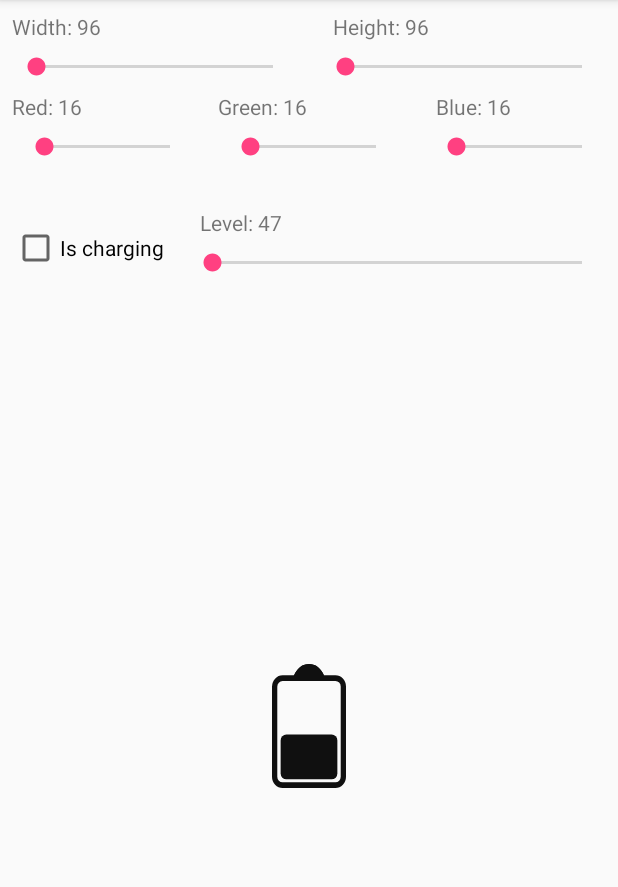
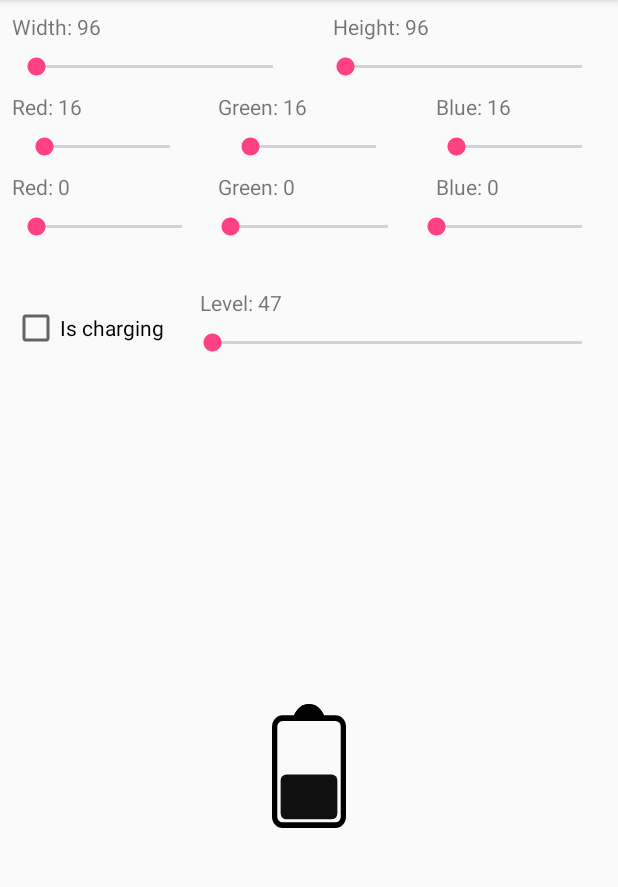
Before and after one commit to iamthevoid/battery-view-android, an Android app: the screen it shows after launch (MainActivity), on a phone screen of 412 x 824 dp, the part 84-971 px from its top. Run offline under Robolectric (Android 15) with nearby library versions, the phone set to English and light mode, and no system bars; libraries missing offline, so code that uses them is left out: iam.thevoid.ae; 1 statement that could not run was skipped.

Commit message:
Border color and percent color (infill) separated

```diff
--- a/app/build.gradle
+++ b/app/build.gradle
@@ -20,8 +20,8 @@ android {
 }
 
 dependencies {
-    implementation "io.github.iamthevoid.batteryview:batteryview:$libPublishVersion"
-//    implementation project(':batteryview')
+//    implementation "io.github.iamthevoid.batteryview:batteryview:$libPublishVersion"
+    implementation project(':batteryview')
     implementation fileTree(dir: 'libs', include: ['*.jar'])
     implementation 'androidx.appcompat:appcompat:1.3.1'
     implementation 'androidx.constraintlayout:constraintlayout:2.1.0'
--- a/app/src/main/java/iam/thevoid/batteryviewexample/MainActivity.kt
+++ b/app/src/main/java/iam/thevoid/batteryviewexample/MainActivity.kt
@@ -19,11 +19,17 @@ class MainActivity : AppCompatActivity() {
         const val INITIAL_RED = 16
         const val INITIAL_BLUE = 16
         const val INITIAL_GREEN = 16
+        const val INITIAL_RED2 = 0
+        const val INITIAL_BLUE2 = 0
+        const val INITIAL_GREEN2 = 0
     }
 
     private var currentRed: Int = INITIAL_RED
     private var currentGreen: Int = INITIAL_GREEN
     private var currentBlue: Int = INITIAL_BLUE
+    private var currentRed2: Int = INITIAL_RED2
+    private var currentGreen2: Int = INITIAL_GREEN2
+    private var currentBlue2: Int = INITIAL_BLUE2
 
     private lateinit var batteryView: BatteryView
     private lateinit var widthSeek: SeekBar
@@ -36,6 +42,12 @@ class MainActivity : AppCompatActivity() {
     private lateinit var greenLabel: TextView
     private lateinit var blueSeek: SeekBar
     private lateinit var blueLabel: TextView
+    private lateinit var redSeek2: SeekBar
+    private lateinit var redLabel2: TextView
+    private lateinit var greenSeek2: SeekBar
+    private lateinit var greenLabel2: TextView
+    private lateinit var blueSeek2: SeekBar
+    private lateinit var blueLabel2: TextView
     private lateinit var chargeSeek: SeekBar
     private lateinit var chargeLabel: TextView
     private lateinit var chargedCb: CheckBox
@@ -54,6 +66,12 @@ class MainActivity : AppCompatActivity() {
         greenLabel = findViewById(R.id.green_label)
         blueSeek = findViewById(R.id.blue_seek)
         blueLabel = findViewById(R.id.blue_label)
+        redSeek2 = findViewById(R.id.red_seek2)
+        redLabel2 = findViewById(R.id.red_label2)
+        greenSeek2 = findViewById(R.id.green_seek2)
+        greenLabel2 = findViewById(R.id.green_label2)
+        blueSeek2 = findViewById(R.id.blue_seek2)
+        blueLabel2 = findViewById(R.id.blue_label2)
         chargeSeek = findViewById(R.id.charge_seek)
         chargeLabel = findViewById(R.id.charge_label)
         chargedCb = findViewById(R.id.is_charging)
@@ -63,7 +81,7 @@ class MainActivity : AppCompatActivity() {
     @SuppressLint("SetTextI18n")
     private fun initViews() {
         batteryView.apply {
-            color = calculateColor()
+            infillcolor = calculateColor()
             batteryLevel = INITIAL_CHARGE
             updateLayoutParams {
                 width = INITIAL_WIDTH
@@ -76,7 +94,7 @@ class MainActivity : AppCompatActivity() {
             configureColor(currentRed)
             seekListener {
                 currentRed = it
-                color = calculateColor()
+                infillcolor = calculateColor()
                 redLabel.text = "Red: $currentRed"
             }
         }
@@ -86,7 +104,7 @@ class MainActivity : AppCompatActivity() {
             configureColor(currentGreen)
             seekListener {
                 currentGreen = it
-                color = calculateColor()
+                infillcolor = calculateColor()
                 greenLabel.text = "Green: $currentGreen"
             }
         }
@@ -96,8 +114,38 @@ class MainActivity : AppCompatActivity() {
             configureColor(currentBlue)
             seekListener {
                 currentBlue = it
-                color = calculateColor()
+                infillcolor = calculateColor()
                 blueLabel.text = "Blue: $currentBlue"
+            }
+        }
+
+        redLabel2.text = "Red: $currentRed2"
+        redSeek2.apply {
+            configureColor(currentRed2)
+            seekListener {
+                currentRed2 = it
+                bordercolor = calculateColor2()
+                redLabel2.text = "Red: $currentRed2"
+            }
+        }
+
+        greenLabel2.text = "Green: $currentGreen2"
+        greenSeek2.apply {
+            configureColor(currentGreen2)
+            seekListener {
+                currentGreen2 = it
+                bordercolor = calculateColor2()
+                greenLabel2.text = "Green: $currentGreen2"
+            }
+        }
+
+        blueLabel2.text = "Blue: $currentBlue2"
+        blueSeek2.apply {
+            configureColor(currentBlue2)
+            seekListener {
+                currentBlue2 = it
+                bordercolor = calculateColor2()
+                blueLabel2.text = "Blue: $currentBlue2"
             }
         }
 
@@ -146,6 +194,10 @@ class MainActivity : AppCompatActivity() {
         return (currentRed * 0x10000 + currentGreen * 0x100 + currentBlue + 0xFF000000).toInt()
     }
 
+    private fun calculateColor2() : Int {
+        return (currentRed2 * 0x10000 + currentGreen2 * 0x100 + currentBlue2 + 0xFF000000).toInt()
+    }
+
     private fun SeekBar.configureColor(current: Int) =
         configure(255, current)
 
--- a/app/src/main/res/layout/activity_main.xml
+++ b/app/src/main/res/layout/activity_main.xml
@@ -118,6 +118,72 @@
         app:layout_constraintEnd_toEndOf="parent"
         app:layout_constraintStart_toEndOf="@id/green_seek" />
 
+    <TextView
+        android:id="@+id/red_label2"
+        android:layout_width="wrap_content"
+        android:layout_height="wrap_content"
+        android:layout_marginTop="8dp"
+        android:text="Red"
+        app:layout_constraintStart_toStartOf="@id/red_seek2"
+        app:layout_constraintTop_toBottomOf="@id/red_seek" />
+
+    <SeekBar
+        android:id="@+id/red_seek2"
+        android:layout_width="0dp"
+        android:layout_height="wrap_content"
+        android:layout_marginStart="8dp"
+        android:layout_marginTop="8dp"
+        android:layout_marginEnd="8dp"
+
+        app:layout_constraintEnd_toStartOf="@id/green_seek"
+        app:layout_constraintStart_toStartOf="parent"
+        app:layout_constraintTop_toBottomOf="@id/red_label2" />
+
+
+    <TextView
+        android:id="@+id/green_label2"
+        android:layout_width="wrap_content"
+        android:layout_height="wrap_content"
+        android:layout_marginTop="8dp"
+        android:text="Green"
+        app:layout_constraintStart_toStartOf="@id/green_seek"
+        app:layout_constraintBottom_toBottomOf="@id/red_label2" />
+
+    <SeekBar
+        android:id="@+id/green_seek2"
+        android:layout_width="0dp"
+        android:layout_height="wrap_content"
+        android:layout_marginStart="8dp"
+        android:layout_marginTop="8dp"
+        android:layout_marginEnd="8dp"
+
+        app:layout_constraintBottom_toBottomOf="@id/red_seek2"
+        app:layout_constraintEnd_toStartOf="@id/blue_seek"
+        app:layout_constraintStart_toEndOf="@id/red_seek" />
+
+
+    <TextView
+        android:id="@+id/blue_label2"
+        android:layout_width="wrap_content"
+        android:layout_height="wrap_content"
+        android:layout_marginLeft="8dp"
+        android:layout_marginTop="8dp"
+        android:text="Blue"
+        app:layout_constraintStart_toStartOf="@id/blue_seek"
+        app:layout_constraintBottom_toBottomOf="@id/green_label2" />
+
+    <SeekBar
+        android:id="@+id/blue_seek2"
+        android:layout_width="0dp"
+        android:layout_height="wrap_content"
+        android:layout_marginStart="8dp"
+        android:layout_marginTop="8dp"
+        android:layout_marginEnd="8dp"
+
+        app:layout_constraintBottom_toBottomOf="@id/green_seek2"
+        app:layout_constraintEnd_toEndOf="parent"
+        app:layout_constraintStart_toEndOf="@id/green_seek" />
+
 
     <CheckBox
         android:id="@+id/is_charging"
@@ -139,7 +205,7 @@
         android:layout_marginTop="32dp"
         android:text="Level"
 
-        app:layout_constraintTop_toBottomOf="@id/green_seek"
+        app:layout_constraintTop_toBottomOf="@id/green_seek2"
         app:layout_constraintStart_toStartOf="@id/charge_seek"
         />
 
@@ -171,7 +237,8 @@
             android:layout_height="64dp"
             android:layout_gravity="center"
             android:layout_margin="32dp"
-            app:bv_color="@android:color/holo_red_dark"
+            app:bv_bordercolor="@android:color/black"
+            app:bv_infillcolor="@android:color/holo_red_dark"
             app:bv_percent="12" />
     </FrameLayout>
 </androidx.constraintlayout.widget.ConstraintLayout>
--- a/batteryview/src/main/java/iam/thevoid/batteryview/BatteryView.kt
+++ b/batteryview/src/main/java/iam/thevoid/batteryview/BatteryView.kt
@@ -51,21 +51,33 @@ class BatteryView @JvmOverloads constructor(
         set(value) {
             field = value
             setImageResource(if (isCharging) R.drawable.ic_charging else R.drawable.ic_battery)
+            if (isCharging) setColorFilter(infillcolor) else setColorFilter(bordercolor)
             invalidate()
         }
 
     /**
-     * View tint color.
+     * View infill color.
      */
     @ColorInt
-    var color = Color.WHITE
+    var infillcolor = Color.WHITE
         set(newColor) {
+            if (isCharging) setColorFilter(newColor)
             field = newColor
-            setColorFilter(newColor)
             batteryLevelPaint = Paint().apply {
                 color = newColor
                 isAntiAlias = true
             }
+            invalidate()
+        }
+
+    /**
+     * View border color
+     */
+    @ColorInt
+    var bordercolor = Color.BLACK
+        set(newBorderColor) {
+            field = newBorderColor
+            if (!isCharging) setColorFilter(newBorderColor)
         }
 
     /**
@@ -94,7 +106,8 @@ class BatteryView @JvmOverloads constructor(
         )
         try {
             isCharging = a.getBoolean(R.styleable.BatteryView_bv_charging, false)
-            color = a.getColor(R.styleable.BatteryView_bv_color, Color.WHITE)
+            bordercolor = a.getColor(R.styleable.BatteryView_bv_bordercolor, Color.BLACK)
+            infillcolor = a.getColor(R.styleable.BatteryView_bv_infillcolor, Color.WHITE)
             batteryLevel = a.getInteger(R.styleable.BatteryView_bv_percent, 0)
             internalSpacing =
                 a.getFloat(R.styleable.BatteryView_bv_internalSpacing, DEFAULT_INTERNAL_SPACING)
@@ -116,8 +129,12 @@ class BatteryView @JvmOverloads constructor(
         super.onMeasure(widthSpec, heightSpec)
     }
 
-    fun setColorRes(@ColorRes colorRes: Int) {
-        color = ContextCompat.getColor(context, colorRes)
+    fun setInfillColorRes(@ColorRes colorRes: Int) {
+        infillcolor = ContextCompat.getColor(context, colorRes)
+    }
+
+    fun setBorderColorRes(@ColorRes colorRes: Int) {
+        bordercolor = ContextCompat.getColor(context, colorRes)
     }
 
 
--- a/batteryview/src/main/res/values/styles.xml
+++ b/batteryview/src/main/res/values/styles.xml
@@ -1,7 +1,8 @@
 <?xml version="1.0" encoding="utf-8"?>
 <resources>
     <declare-styleable name="BatteryView">
-        <attr name="bv_color" format="color"/>
+        <attr name="bv_bordercolor" format="color"/>
+        <attr name="bv_infillcolor" format="color"/>
         <attr name="bv_percent" format="integer"/>
         <attr name="bv_charging" format="boolean"/>
         <attr name="bv_internalSpacing" format="float"/>
```
Also changed, not shown: 5 other files.
